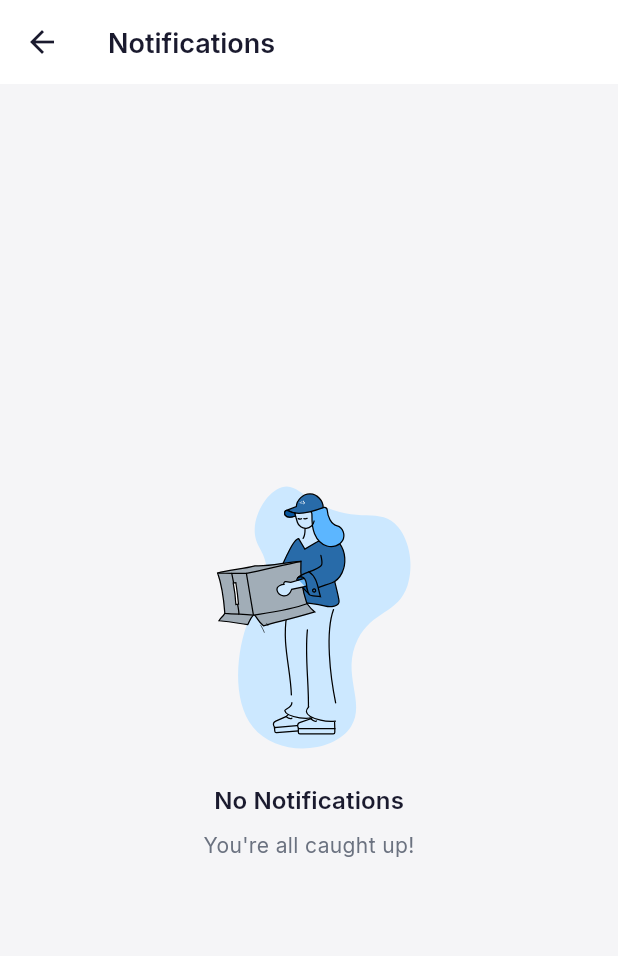
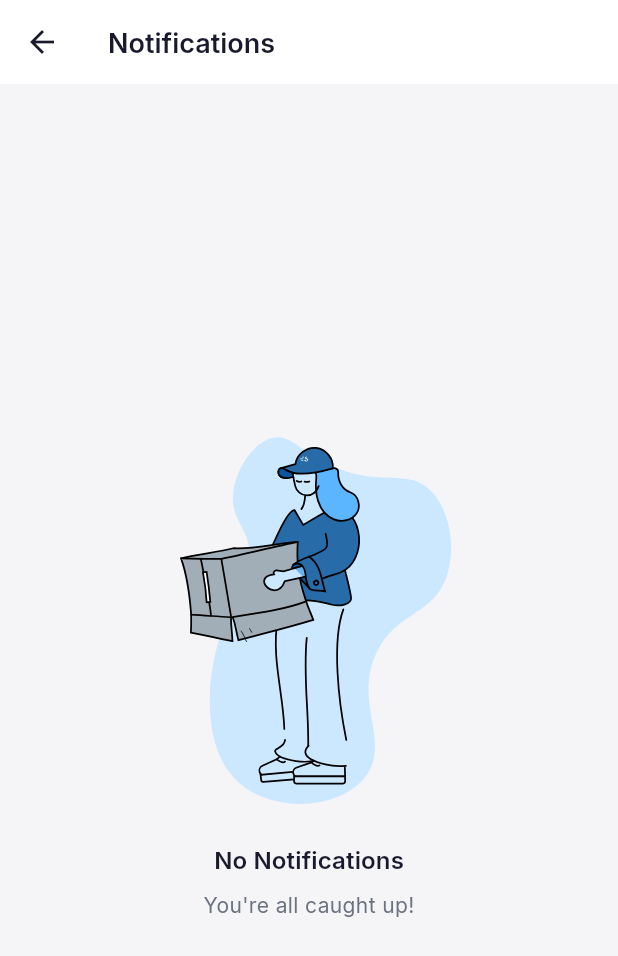
Before and after one commit to rmanoop25/Facility360, a Flutter app: the NotificationsDialog screen opened directly, on a phone screen of 412 x 824 dp. Shown: the top 956 px of the screen. Run offline on Flutter 3.47's test engine with Material 3 defaults, Android fonts, the phone set to English and light mode, and no system bars; our stand-ins replace connectivity_plus, dio, easy_localization, file_picker, firebase_core, firebase_messaging and 16 more; missing offline and left inert: audio_waveforms, syncfusion_flutter_pdfviewer, workmanager; accounts and stored records are empty; generated files the repository leaves out were written again; statements that could not run were skipped.

Commit message:
Enlarge notification empty animation and play once only
Co-Authored-By: Claude Sonnet 4.5 <noreply@anthropic.com>

```diff
--- a/mobile_new/lib/presentation/widgets/notifications/notification_sheet.dart
+++ b/mobile_new/lib/presentation/widgets/notifications/notification_sheet.dart
@@ -174,9 +174,10 @@ class _EmptyNotifications extends StatelessWidget {
           children: [
             Lottie.asset(
               'assets/animations/empty_notifications.json',
-              width: 200,
-              height: 200,
+              width: 280,
+              height: 280,
               fit: BoxFit.contain,
+              repeat: false,
             ),
             AppSpacing.vGapLg,
             Text(
```
